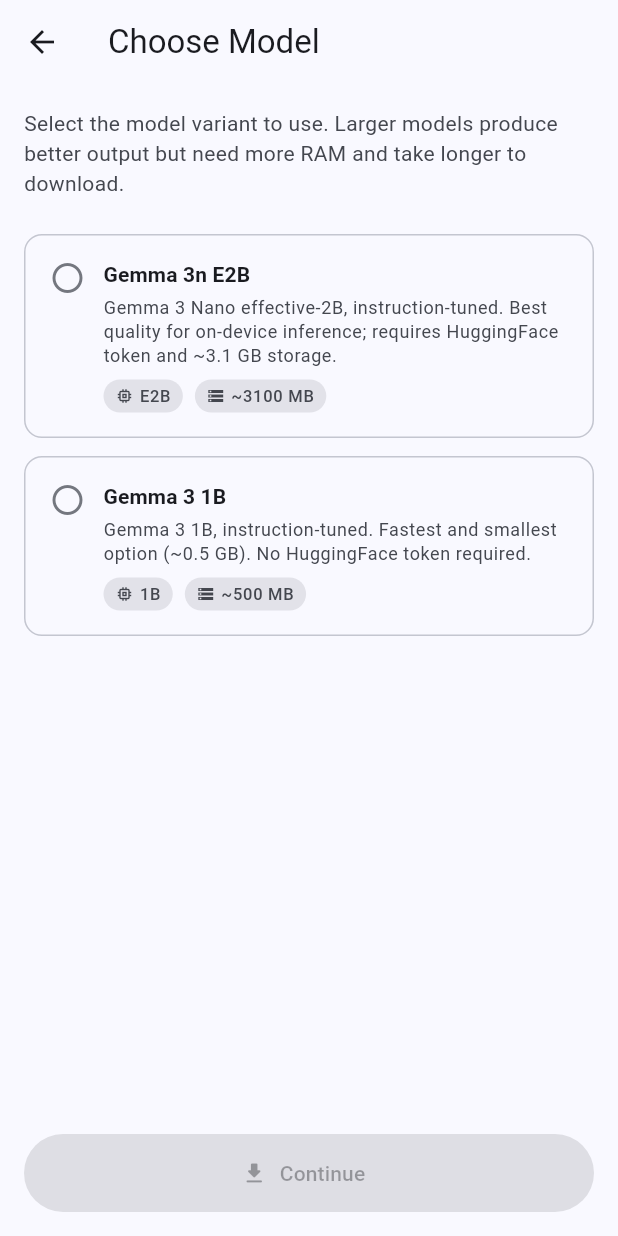
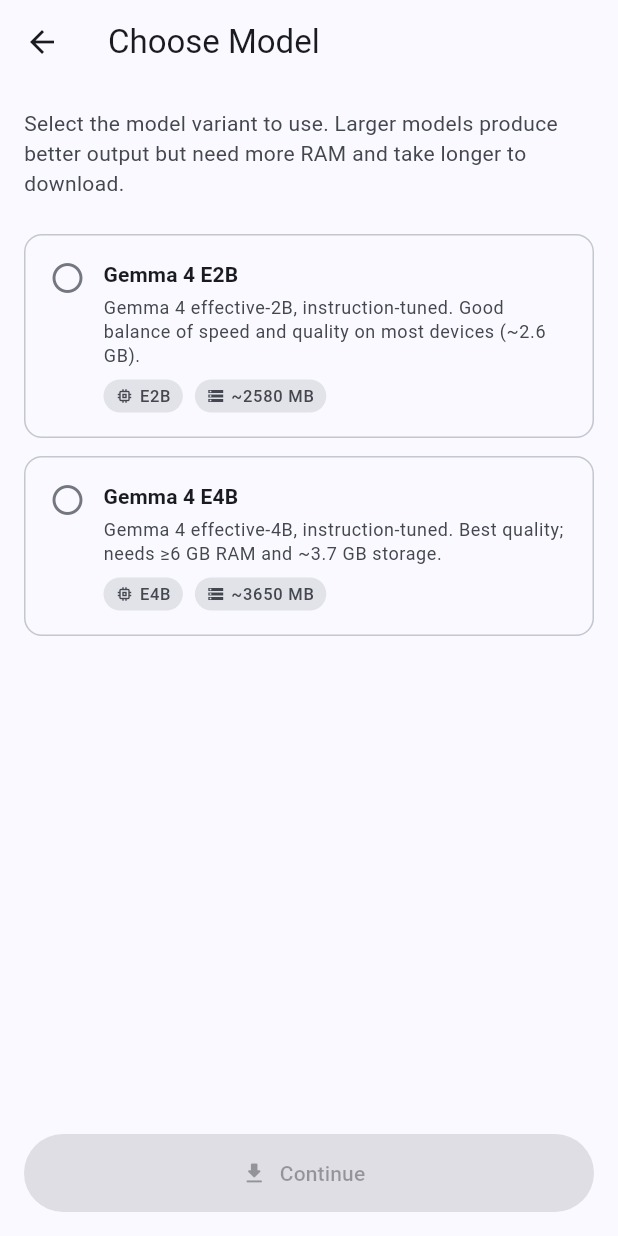
Before and after one commit to ecoinference/ecoinference-local, a Flutter app: the ModelPickerScreen screen opened directly, on a phone screen of 412 x 824 dp. Run offline on Flutter 3.47's test engine with Material 3 defaults, Android fonts, the phone set to English and light mode, and no system bars; our stand-ins replace dio, shared_preferences, shelf; missing offline and left inert: flutter_gemma, shelf_router; accounts and stored records are empty.

Commit message:
Android support: fix build, permissions, and platform-aware model catalog
build.gradle:
  - Remove conflicting tasks-genai:0.10.22 dep (flutter_gemma ships 0.10.33)
  - Remove unused coroutines dep
  - Bump compileSdk/targetSdk 34 → 36

AndroidManifest:
  - Add INTERNET permission (required for model downloads)
  - Add OpenCL native library declarations for GPU acceleration

model_catalog.dart:
  - Android: Gemma 4 E2B + E4B (.litertlm, LiteRT-LM runtime)
  - iOS: Gemma 3n E2B + Gemma 3 1B (.task, MediaPipe runtime)
  - Platform selected via defaultTargetPlatform

setup_screen.dart:
  - Show platform-correct licence URL in info banner

Co-Authored-By: Claude Sonnet 4.6 <noreply@anthropic.com>

```diff
--- a/AIServer/lib/constants/model_catalog.dart
+++ b/AIServer/lib/constants/model_catalog.dart
@@ -1,31 +1,61 @@
+import 'package:flutter/foundation.dart';
 import '../models/model_info.dart';
 
-/// iOS-compatible Gemma models in MediaPipe .task format.
+/// Platform-aware model catalogue.
 ///
-/// ⚠️  Gemma 4 (.litertlm) is NOT yet supported on iOS — the MediaPipe
-///     LlmInference backend crashes at inference time with Gemma 4 models.
-///     Gemma 4 works on Android only; iOS requires .task format models.
+/// Android  → Gemma 4 .litertlm  (LiteRT-LM runtime, full Gemma 4 support)
+/// iOS      → Gemma 3n / Gemma 3 .task  (MediaPipe runtime; Gemma 4 crashes on iOS)
 ///
-/// Confirmed working on iOS with flutter_gemma 0.13.6 / MediaPipe 0.10.33:
-///   • Gemma 3n E2B  — 3.1 GB, instruction-tuned, gated (HF token required)
-///   • Gemma 3 1B    — 0.5 GB, instruction-tuned, public (no token needed)
-///
-/// HuggingFace licence acceptance required once in browser for gated models:
-///   https://huggingface.co/google/gemma-3n-E2B-it-litert-preview
+/// HuggingFace licence acceptance required (one-time in browser) for gated models:
+///   Gemma 4  E2B: https://huggingface.co/litert-community/gemma-4-E2B-it-litert-lm
+///   Gemma 4  E4B: https://huggingface.co/litert-community/gemma-4-E4B-it-litert-lm
+///   Gemma 3n E2B: https://huggingface.co/google/gemma-3n-E2B-it-litert-preview
 
 class ModelCatalog {
   ModelCatalog._();
 
   static const String _hfBase = 'https://huggingface.co';
 
-  static final List<ModelInfo> models = [
+  // ── Android models (Gemma 4, .litertlm) ──────────────────────────────────
+
+  static final List<ModelInfo> _androidModels = [
+    ModelInfo(
+      id: 'gemma4-e2b-it',
+      displayName: 'Gemma 4 E2B',
+      description:
+          'Gemma 4 effective-2B, instruction-tuned. '
+          'Good balance of speed and quality on most devices (~2.6 GB).',
+      parameterCount: 'E2B',
+      fileSizeMb: 2580,
+      downloadUrl:
+          '$_hfBase/litert-community/gemma-4-E2B-it-litert-lm/resolve/main/gemma-4-E2B-it.litertlm',
+      fileName: 'gemma-4-E2B-it.litertlm',
+      sha256: null,
+    ),
+    ModelInfo(
+      id: 'gemma4-e4b-it',
+      displayName: 'Gemma 4 E4B',
+      description:
+          'Gemma 4 effective-4B, instruction-tuned. '
+          'Best quality; needs ≥6 GB RAM and ~3.7 GB storage.',
+      parameterCount: 'E4B',
+      fileSizeMb: 3650,
+      downloadUrl:
+          '$_hfBase/litert-community/gemma-4-E4B-it-litert-lm/resolve/main/gemma-4-E4B-it.litertlm',
+      fileName: 'gemma-4-E4B-it.litertlm',
+      sha256: null,
+    ),
+  ];
+
+  // ── iOS models (Gemma 3n / Gemma 3, .task) ───────────────────────────────
+
+  static final List<ModelInfo> _iosModels = [
     ModelInfo(
       id: 'gemma3n-e2b-it',
       displayName: 'Gemma 3n E2B',
       description:
           'Gemma 3 Nano effective-2B, instruction-tuned. '
-          'Best quality for on-device inference; requires HuggingFace token '
-          'and ~3.1 GB storage.',
+          'Best quality for iOS; requires HuggingFace token and ~3.1 GB storage.',
       parameterCount: 'E2B',
       fileSizeMb: 3100,
       downloadUrl:
@@ -49,6 +79,14 @@ class ModelCatalog {
     ),
   ];
 
+  // ── Public API ────────────────────────────────────────────────────────────
+
+  static List<ModelInfo> get models {
+    return defaultTargetPlatform == TargetPlatform.android
+        ? _androidModels
+        : _iosModels;
+  }
+
   static ModelInfo? findById(String id) {
     try {
       return models.firstWhere((m) => m.id == id);
--- a/AIServer/lib/screens/setup/setup_screen.dart
+++ b/AIServer/lib/screens/setup/setup_screen.dart
@@ -1,3 +1,4 @@
+import 'package:flutter/foundation.dart';
 import 'package:flutter/material.dart';
 import '../../services/settings_service.dart';
 import 'model_picker_screen.dart';
@@ -113,10 +114,14 @@ class _SetupScreenState extends State<SetupScreen> {
                       const SizedBox(width: 8),
                       Expanded(
                         child: Text(
-                          'Gemma 3n E2B requires a HuggingFace account.\n'
-                          'Accept the licence at:\n'
-                          'huggingface.co/google/gemma-3n-E2B-it-litert-preview\n\n'
-                          'Gemma 3 1B is public — no licence required.',
+                          defaultTargetPlatform == TargetPlatform.android
+                              ? 'Gemma 4 models require a HuggingFace account.\n'
+                                'Accept the licence at:\n'
+                                'huggingface.co/litert-community/gemma-4-E2B-it-litert-lm'
+                              : 'Gemma 3n E2B requires a HuggingFace account.\n'
+                                'Accept the licence at:\n'
+                                'huggingface.co/google/gemma-3n-E2B-it-litert-preview\n\n'
+                                'Gemma 3 1B is public — no licence required.',
                           style: theme.textTheme.bodySmall?.copyWith(
                               color:
                                   theme.colorScheme.onSecondaryContainer),
```
Also changed, not shown: 2 other files.
